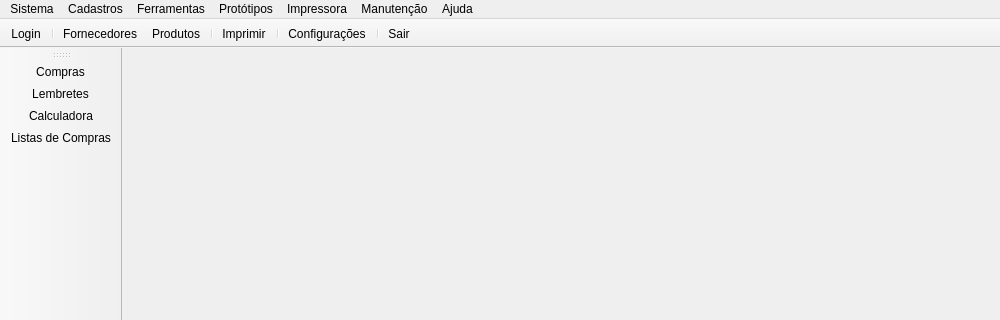
Old version of the form mainwindow.ui in the repository leidensj/BKVale; both pictures show x 0 to 1000 and y 0 to 320 of the 1000 by 600 pixel window.
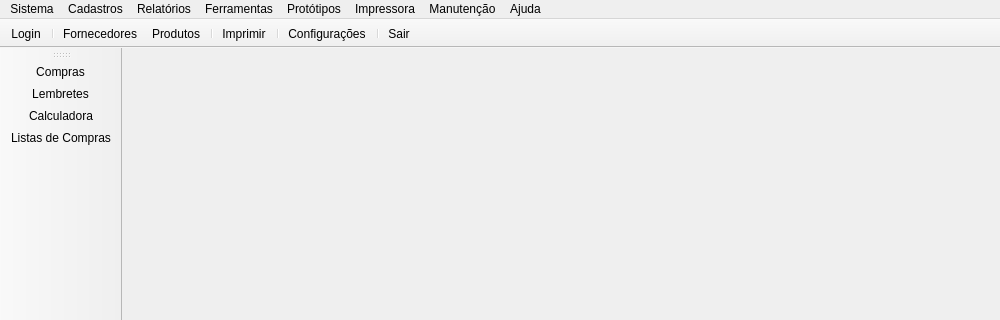
New version of the form. Icons and pictures are not drawn.

The edit to the form file:
```diff
--- a/mainwindow.ui
+++ b/mainwindow.ui
@@ -142,8 +142,15 @@
     </property>
     <addaction name="actionDiscount"/>
    </widget>
+   <widget class="QMenu" name="menuRelat_rios">
+    <property name="title">
+     <string>Relatórios</string>
+    </property>
+    <addaction name="actionPurchaseReport"/>
+   </widget>
    <addaction name="menuSistema"/>
    <addaction name="menuCadastros"/>
+   <addaction name="menuRelat_rios"/>
    <addaction name="menuFerramentas"/>
    <addaction name="menuProt_tipos"/>
    <addaction name="menuImpressora"/>
```
Left out of the diff: 9 changed lines with no effect on the pictures.
